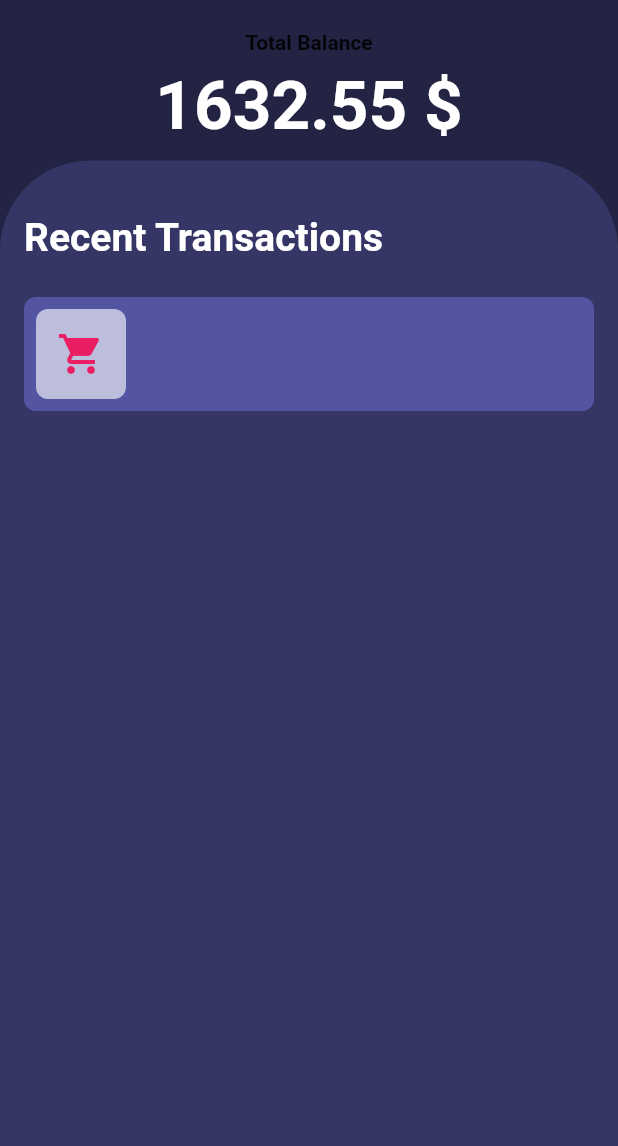
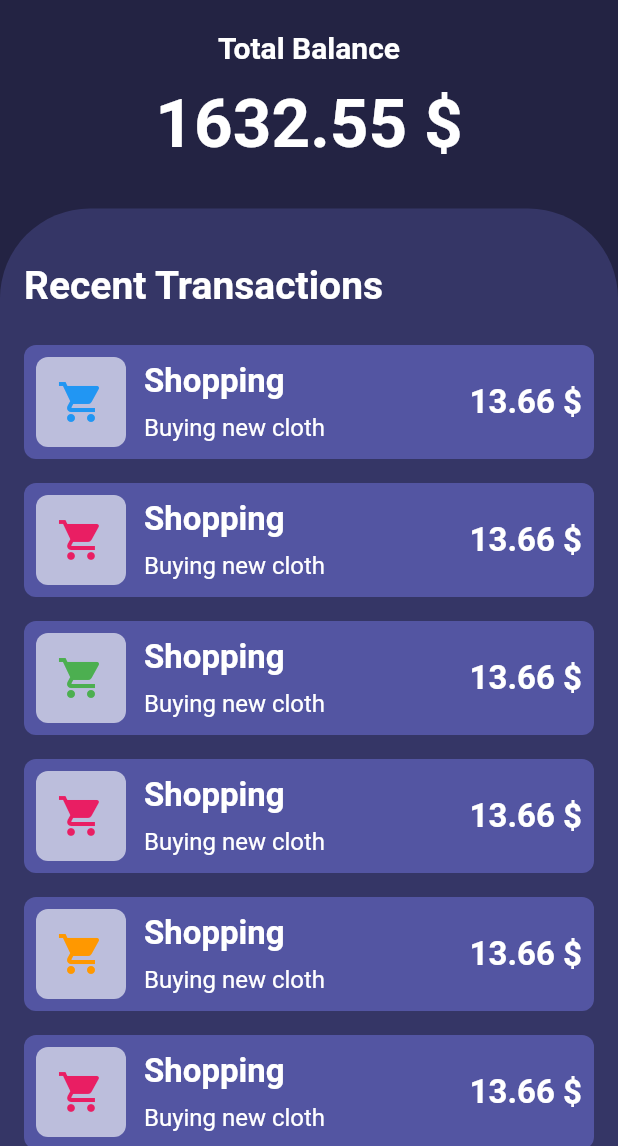
Before and after one commit to eliasayele/FlutterUIChallengeEliasVersion, a Flutter app: the screen it shows after launch, on a phone screen of 412 x 824 dp, the part 90-1236 px from its top. Run offline on Flutter 3.47's test engine with Material 2 defaults, Android fonts, the phone set to English and light mode, and no system bars; network calls fail.

Commit message:
Some ui improvment

```diff
--- a/lib/main.dart
+++ b/lib/main.dart
@@ -60,10 +60,13 @@ class _HomePageState extends State<HomePage> {
             ),
             Text(
               "Total Balance",
-              style: TextStyle(fontWeight: FontWeight.bold),
+              style: TextStyle(
+                  color: Colors.white,
+                  fontSize: 20.0,
+                  fontWeight: FontWeight.bold),
             ),
             SizedBox(
-              height: 8.0,
+              height: 13.0,
             ),
             Text(
               "1632.55 \$",
@@ -72,7 +75,7 @@ class _HomePageState extends State<HomePage> {
                   fontSize: 45.0,
                   fontWeight: FontWeight.bold),
             ),
-            SizedBox(height: 10),
+            SizedBox(height: 30),
             Expanded(
               child: Container(
                 width: double.infinity,
@@ -101,6 +104,69 @@ class _HomePageState extends State<HomePage> {
                       children: [
                         ListTile(
                           Icons.shopping_cart,
+                          Colors.blue,
+                          "Shopping",
+                          "Buying new cloth",
+                          13.66,
+                        ),
+                        ListTile(
+                          Icons.shopping_cart,
+                          Colors.pink,
+                          "Shopping",
+                          "Buying new cloth",
+                          13.66,
+                        ),
+                        ListTile(
+                          Icons.shopping_cart,
+                          Colors.green,
+                          "Shopping",
+                          "Buying new cloth",
+                          13.66,
+                        ),
+                        ListTile(
+                          Icons.shopping_cart,
+                          Colors.pink,
+                          "Shopping",
+                          "Buying new cloth",
+                          13.66,
+                        ),
+                        ListTile(
+                          Icons.shopping_cart,
+                          Colors.orange,
+                          "Shopping",
+                          "Buying new cloth",
+                          13.66,
+                        ),
+                        ListTile(
+                          Icons.shopping_cart,
+                          Colors.pink,
+                          "Shopping",
+                          "Buying new cloth",
+                          13.66,
+                        ),
+                        ListTile(
+                          Icons.shopping_cart,
+                          Colors.indigo,
+                          "Shopping",
+                          "Buying new cloth",
+                          13.66,
+                        ),
+                        ListTile(
+                          Icons.shopping_cart,
+                          Colors.pink,
+                          "Shopping",
+                          "Buying new cloth",
+                          13.66,
+                        ),
+                        ListTile(
+                          Icons.shopping_cart,
+                          Colors.pink,
+                          "Shopping",
+                          "Buying new cloth",
+                          13.66,
+                        ),
+                        ListTile(
+                          Icons.shopping_cart,
                           Colors.pink,
                           "Shopping",
                           "Buying new cloth",
@@ -120,13 +186,17 @@ class _HomePageState extends State<HomePage> {
 
   Widget ListTile(
       IconData icon, Color color, String type, String title, double value) {
-    return Container(
+    return InkWell(
+      onTap: () {},
+      child: Container(
+        margin: EdgeInsets.only(bottom: 16.0),
         padding: EdgeInsets.all(8.0),
         decoration: BoxDecoration(
           color: tileColor,
           borderRadius: BorderRadius.circular(8.0),
         ),
         child: Row(
+          mainAxisAlignment: MainAxisAlignment.spaceBetween,
           children: [
             Container(
               width: 60,
@@ -140,7 +210,41 @@ class _HomePageState extends State<HomePage> {
                 color: color,
               ),
             ),
+            SizedBox(
+              width: 12.0,
+            ),
+            Expanded(
+              child: Column(
+                crossAxisAlignment: CrossAxisAlignment.start,
+                mainAxisAlignment: MainAxisAlignment.spaceBetween,
+                children: [
+                  Text(
+                    type,
+                    style: TextStyle(
+                        color: Colors.white,
+                        fontSize: 22.0,
+                        fontWeight: FontWeight.bold),
+                  ),
+                  SizedBox(height: 8.0),
+                  Text(
+                    title,
+                    style: TextStyle(
+                      color: Colors.white,
+                      fontSize: 16.0,
+                    ),
+                  ),
                 ],
+              ),
+            ),
+            Text(
+              "$value \$",
+              style: TextStyle(
+                  color: Colors.white,
+                  fontSize: 22.0,
+                  fontWeight: FontWeight.bold),
+            ),
+          ],
+        ),
       ),
     );
   }
```
Lines whose indentation alone changed are shown as unchanged.
